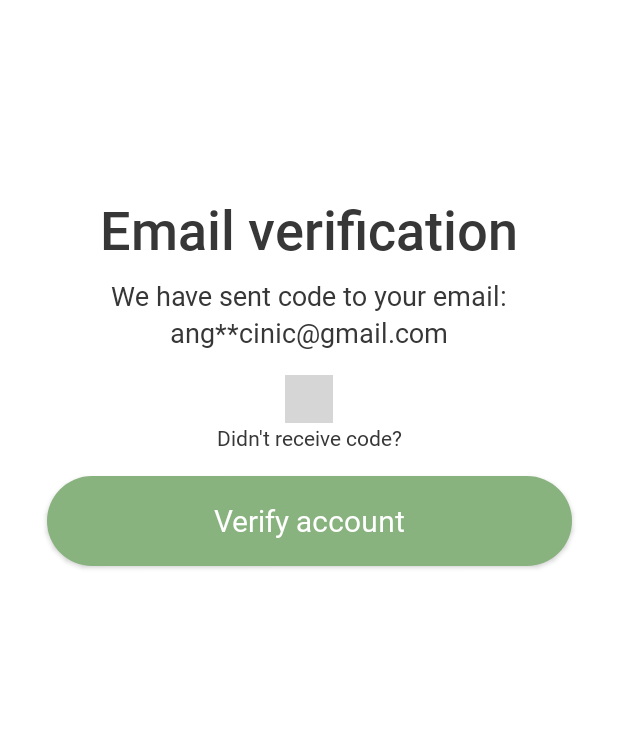
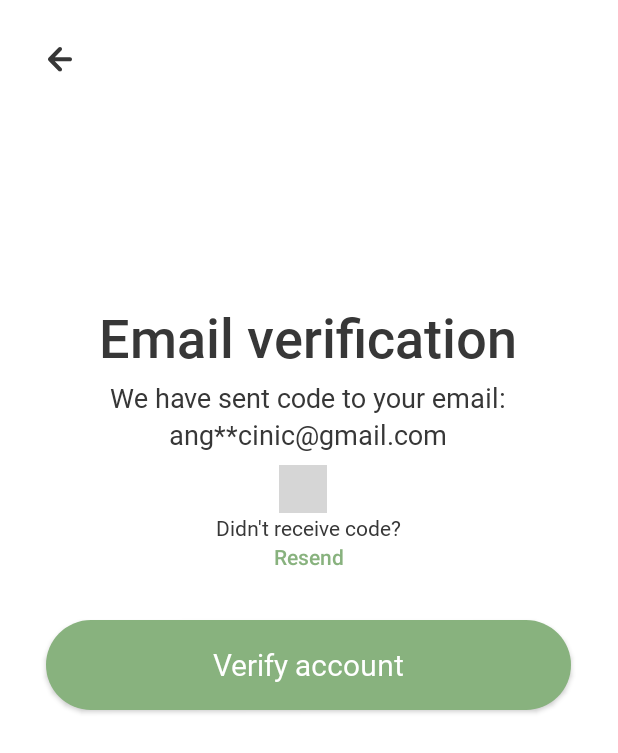
Before and after one commit to cxnturi0n/NaTour-Project-2122-N18, an Android app: the PinActivity screen opened directly, with no data from a screen before it, on a phone screen of 412 x 824 dp. Shown: the top 753 px of the screen. Run offline under Robolectric (Android 15) with nearby library versions, the phone set to English and light mode, and no system bars; plain views replace PinView; grey boxes are pictures that could not be loaded.

Commit message:
Fixed animations + added resend mail

```diff
--- a/Natour2022/app/src/main/java/com/cinamidea/natour_2022/AuthActivity.java
+++ b/Natour2022/app/src/main/java/com/cinamidea/natour_2022/AuthActivity.java
@@ -26,7 +26,6 @@ public class AuthActivity extends AppCompatActivity {
 
         // AppCompatDelegate.setDefaultNightMode(AppCompatDelegate.MODE_NIGHT_NO);
         super.onCreate(savedInstanceState);
-//        getSupportActionBar().hide();
         getWindow().requestFeature(Window.FEATURE_NO_TITLE);
         setContentView(R.layout.activity_auth);
         auth_image = findViewById(R.id.activityAuth_image);
@@ -65,7 +64,7 @@ public class AuthActivity extends AppCompatActivity {
     @Override
     public void finish() {
         super.finish();
-        overridePendingTransition(R.anim.slide_in_left, R.anim.slide_out_right);
+        overridePendingTransition(R.anim.slide_in_right, R.anim.slide_out_left);
     }
 
     private void changeFragment(Fragment fragment) {
--- a/Natour2022/app/src/main/java/com/cinamidea/natour_2022/MainActivity.java
+++ b/Natour2022/app/src/main/java/com/cinamidea/natour_2022/MainActivity.java
@@ -87,7 +87,7 @@ public class MainActivity extends AppCompatActivity {
             public void run() {
 
                 startActivity(intent);
-                overridePendingTransition(R.anim.slide_in_right, R.anim.slide_out_left);
+//                overridePendingTransition(R.anim.slide_in_right, R.anim.slide_out_left);
 
             }
         }, 200);
--- a/Natour2022/app/src/main/java/com/cinamidea/natour_2022/SignupFragment.java
+++ b/Natour2022/app/src/main/java/com/cinamidea/natour_2022/SignupFragment.java
@@ -61,7 +61,7 @@ public class SignupFragment extends Fragment {
         button.setOnClickListener(new View.OnClickListener() {
             @Override
             public void onClick(View v) {
-                handleSignUp();
+//                handleSignUp();
                 buttonAnimation(button);
             }
         });
--- a/Natour2022/app/src/main/res/layout/activity_auth.xml
+++ b/Natour2022/app/src/main/res/layout/activity_auth.xml
@@ -33,8 +33,9 @@
                 android:layout_gravity="center"
                 android:layout_marginTop="8dp"
                 android:adjustViewBounds="true"
-                android:scaleType="fitStart"
-                app:srcCompat="@drawable/image_signin" />
+                android:scaleType="fitCenter"
+                android:textAlignment="center"
+                app:srcCompat="@drawable/image_signup" />
 
             <FrameLayout
                 android:id="@+id/activityAuth_framelayout"
--- a/Natour2022/app/src/main/res/layout/activity_pin.xml
+++ b/Natour2022/app/src/main/res/layout/activity_pin.xml
@@ -4,14 +4,16 @@
     xmlns:tools="http://schemas.android.com/tools"
     android:layout_width="match_parent"
     android:layout_height="match_parent"
-    tools:context=".PinActivity">
+    tools:context=".PinActivity"
+    android:focusableInTouchMode="true"
+    android:focusable="true">
 
     <com.chaos.view.PinView
         android:id="@+id/activityPin_pin"
         style="@style/PinWidget.PinView"
         android:layout_width="wrap_content"
         android:layout_height="wrap_content"
-        android:layout_marginTop="16dp"
+        android:layout_marginTop="8dp"
         android:cursorVisible="true"
         android:inputType="numberPassword"
         android:itemBackground="@color/white"
@@ -28,40 +30,12 @@
         app:itemSpacing="8dp"
         app:itemWidth="48dp"
         app:layout_constraintEnd_toEndOf="parent"
-        app:layout_constraintHorizontal_bias="0.5"
+        app:layout_constraintHorizontal_bias="0.49"
         app:layout_constraintStart_toStartOf="parent"
         app:layout_constraintTop_toBottomOf="@+id/activityPin_mail"
         app:lineColor="#C4C4C4"
         app:lineWidth="1dp"
         app:viewType="rectangle" />
-
-    <TextView
-        android:id="@+id/activityPin_title"
-        android:layout_width="wrap_content"
-        android:layout_height="wrap_content"
-        android:layout_marginTop="128dp"
-        android:fontFamily="@font/roboto_medium"
-        android:text="@string/activityPin_title"
-        android:textColor="#373737"
-        android:textSize="36sp"
-        app:layout_constraintEnd_toEndOf="parent"
-        app:layout_constraintHorizontal_bias="0.5"
-        app:layout_constraintStart_toStartOf="parent"
-        app:layout_constraintTop_toTopOf="parent" />
-
-    <TextView
-        android:id="@+id/activityPin_message"
-        android:layout_width="wrap_content"
-        android:layout_height="wrap_content"
-        android:layout_marginTop="8dp"
-        android:fontFamily="@font/roboto_regular"
-        android:text="@string/activityPin_message"
-        android:textColor="#373737"
-        android:textSize="18sp"
-        app:layout_constraintEnd_toEndOf="parent"
-        app:layout_constraintHorizontal_bias="0.5"
-        app:layout_constraintStart_toStartOf="parent"
-        app:layout_constraintTop_toBottomOf="@+id/activityPin_title" />
 
     <TextView
         android:id="@+id/activityPin_mail"
@@ -72,9 +46,23 @@
         android:textColor="#373737"
         android:textSize="18sp"
         app:layout_constraintEnd_toEndOf="parent"
-        app:layout_constraintHorizontal_bias="0.5"
+        app:layout_constraintHorizontal_bias="0.497"
         app:layout_constraintStart_toStartOf="parent"
         app:layout_constraintTop_toBottomOf="@+id/activityPin_message" />
+
+    <TextView
+        android:id="@+id/activityPin_message"
+        android:layout_width="wrap_content"
+        android:layout_height="wrap_content"
+        android:layout_marginTop="4dp"
+        android:fontFamily="@font/roboto_regular"
+        android:text="@string/activityPin_message"
+        android:textColor="#373737"
+        android:textSize="18sp"
+        app:layout_constraintEnd_toEndOf="parent"
+        app:layout_constraintHorizontal_bias="0.496"
+        app:layout_constraintStart_toStartOf="parent"
+        app:layout_constraintTop_toBottomOf="@+id/activityPin_title" />
 
     <TextView
         android:id="@+id/activityPin_codeMessage"
@@ -85,24 +73,67 @@
         android:textColor="#373737"
         android:textSize="14sp"
         app:layout_constraintEnd_toEndOf="parent"
+        app:layout_constraintHorizontal_bias="0.498"
+        app:layout_constraintStart_toStartOf="parent"
+        app:layout_constraintTop_toBottomOf="@+id/activityPin_pin" />
+
+    <android.widget.Button
+        android:id="@+id/button2"
+        android:layout_width="50dp"
+        android:layout_height="20dp"
+        android:background="@color/white"
+        android:text="Resend"
+        android:stateListAnimator="@null"
+        android:textColor="@color/mygreen"
+        android:textAllCaps="false"
+        app:layout_constraintEnd_toEndOf="parent"
         app:layout_constraintHorizontal_bias="0.5"
         app:layout_constraintStart_toStartOf="parent"
-        app:layout_constraintTop_toBottomOf="@+id/activityPin_pin" />
+        app:layout_constraintTop_toBottomOf="@+id/activityPin_codeMessage" />
 
     <android.widget.Button
         android:id="@+id/activityPin_button"
         android:layout_width="350dp"
         android:layout_height="60dp"
-        android:layout_marginTop="16dp"
+        android:layout_marginTop="32dp"
         android:background="@drawable/button_signin"
+        android:fontFamily="@font/roboto_regular"
         android:text="@string/activityPin_verifyaccount"
         android:textAllCaps="false"
+        android:textColor="@color/white"
         android:textSize="20sp"
-        android:textColor="@color/white"
-        android:fontFamily="@font/roboto_regular"
+        app:layout_constraintBottom_toBottomOf="parent"
         app:layout_constraintEnd_toEndOf="parent"
-        app:layout_constraintHorizontal_bias="0.5"
+        app:layout_constraintHorizontal_bias="0.491"
         app:layout_constraintStart_toStartOf="parent"
-        app:layout_constraintTop_toBottomOf="@+id/activityPin_codeMessage" />
+        app:layout_constraintTop_toBottomOf="@+id/button2"
+        app:layout_constraintVertical_bias="0.0" />
+
+    <TextView
+        android:id="@+id/activityPin_title"
+        android:layout_width="wrap_content"
+        android:layout_height="wrap_content"
+        android:layout_marginTop="136dp"
+        android:fontFamily="@font/roboto_medium"
+        android:text="@string/activityPin_title"
+        android:textColor="#373737"
+        android:textSize="36sp"
+        app:layout_constraintEnd_toEndOf="parent"
+        app:layout_constraintHorizontal_bias="0.496"
+        app:layout_constraintStart_toStartOf="parent"
+        app:layout_constraintTop_toBottomOf="@+id/imageButton" />
+
+    <ImageButton
+        android:id="@+id/imageButton"
+        android:layout_width="48dp"
+        android:layout_height="48dp"
+        android:layout_marginStart="16dp"
+        android:layout_marginTop="16dp"
+        android:background="@null"
+        app:layout_constraintEnd_toEndOf="parent"
+        app:layout_constraintHorizontal_bias="0.0"
+        app:layout_constraintStart_toStartOf="parent"
+        app:layout_constraintTop_toTopOf="parent"
+        app:srcCompat="@drawable/button_back" />
 
 </androidx.constraintlayout.widget.ConstraintLayout>
--- a/Natour2022/app/src/main/res/layout/fragment_signin.xml
+++ b/Natour2022/app/src/main/res/layout/fragment_signin.xml
@@ -5,7 +5,9 @@
     android:id="@+id/frameLayout"
     android:layout_width="match_parent"
     android:layout_height="match_parent"
-    tools:context=".SigninFragment">
+    tools:context=".SigninFragment"
+    android:focusableInTouchMode="true"
+    android:focusable="true">
 
     <TextView
         android:id="@+id/fragmentSignin_signintext"
```
Also changed, not shown: Natour2022/app/src/main/res/layout/fragment_signup.xml (+5 -17 lines).
